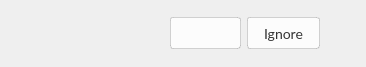
Old version of the form src/MEGASync/stalled_issues/gui/macx/StalledIssueHeader.ui in the repository meganz/MEGAsync.
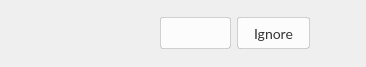
New version of the form.

Commit message: Minor fix for Ignore button for macOS

What changed in the file:
```diff
--- a/src/MEGASync/stalled_issues/gui/macx/StalledIssueHeader.ui
+++ b/src/MEGASync/stalled_issues/gui/macx/StalledIssueHeader.ui
@@ -404,7 +404,7 @@
        <number>0</number>
       </property>
       <property name="rightMargin">
-       <number>0</number>
+       <number>10</number>
       </property>
       <property name="bottomMargin">
        <number>0</number>
@@ -439,6 +439,12 @@
       </item>
       <item>
        <widget class="QPushButton" name="ignoreFileButton">
+        <property name="sizePolicy">
+         <sizepolicy hsizetype="Preferred" vsizetype="Fixed">
+          <horstretch>0</horstretch>
+          <verstretch>0</verstretch>
+         </sizepolicy>
+        </property>
         <property name="minimumSize">
          <size>
           <width>0</width>
```
The commit also changes 1 other file.
